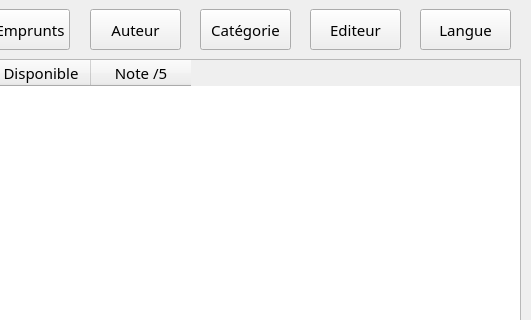
The window that ui/mainwindow.ui (Hajaniaina07/BiblioTECH) describes before a commit, drawn with Qt 5; both pictures show x 419 to 950 and y 0 to 320 of the 950 by 550 pixel window.
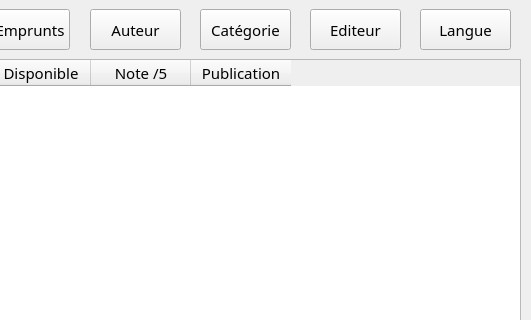
The same window after the commit. The open tabs and pages were chosen to show the change. Icons and pictures are not drawn.

```diff
--- a/ui/mainwindow.ui
+++ b/ui/mainwindow.ui
@@ -394,6 +394,11 @@
           <string>Note /5</string>
          </property>
         </column>
+        <column>
+         <property name="text">
+          <string>Publication</string>
+         </property>
+        </column>
        </widget>
        <widget class="QPushButton" name="pushButton_2">
         <property name="geometry">
```
Left out of the diff: 15 changed lines with no effect on the pictures.
